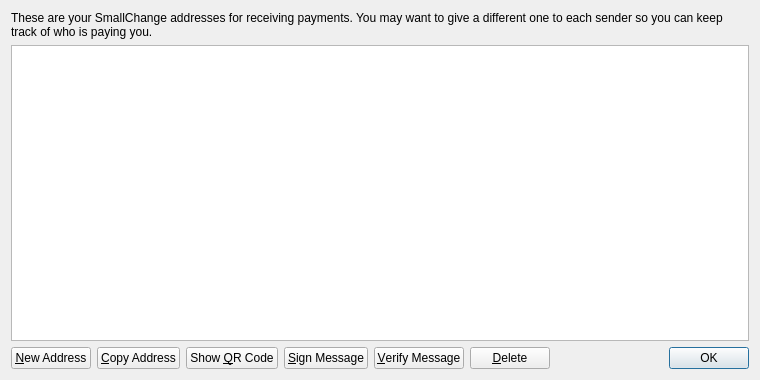
The window that src/qt/forms/addressbookpage.ui (dimacoin/dimacoin) describes before a commit, drawn with Qt 5.
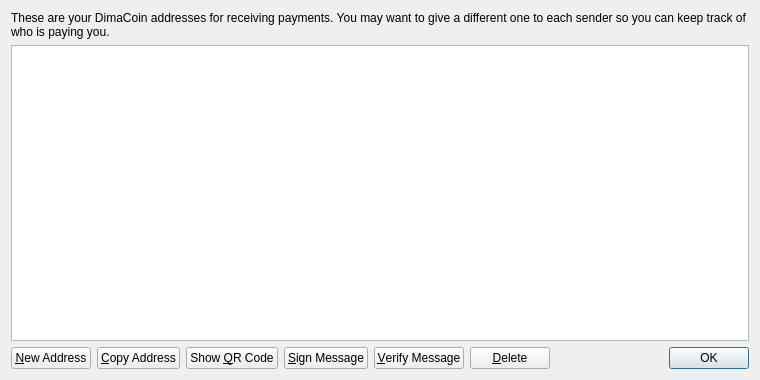
The same window after the commit. Icons and pictures are not drawn.

```diff
--- a/src/qt/forms/addressbookpage.ui
+++ b/src/qt/forms/addressbookpage.ui
@@ -17,7 +17,7 @@
    <item>
     <widget class="QLabel" name="labelExplanation">
      <property name="text">
-      <string>These are your SmallChange addresses for receiving payments. You may want to give a different one to each sender so you can keep track of who is paying you.</string>
+      <string>These are your DimaCoin addresses for receiving payments. You may want to give a different one to each sender so you can keep track of who is paying you.</string>
      </property>
      <property name="textFormat">
       <enum>Qt::PlainText</enum>
```
